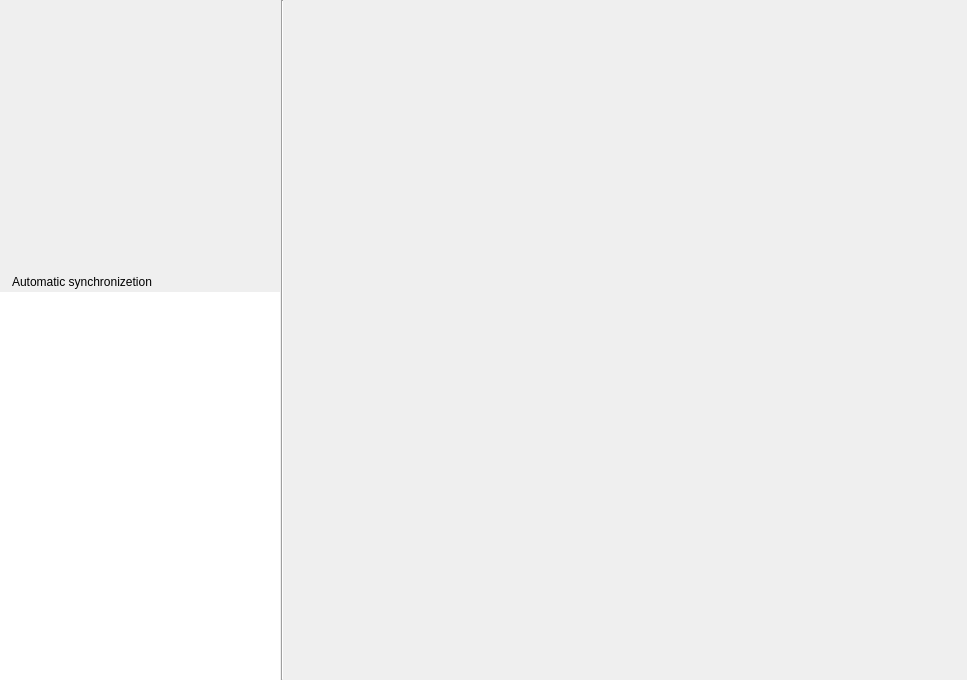
Old version of the form plugins/timedate/src/kiran-timedate-widget.ui in the repository openeuler-mirror/kiran-control-panel.
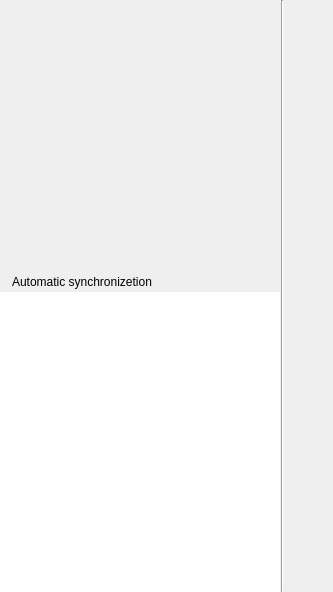
New version of the form. Custom widgets are drawn as their Qt base class.

Diff of the .ui file:
```diff
--- a/plugins/timedate/src/kiran-timedate-widget.ui
+++ b/plugins/timedate/src/kiran-timedate-widget.ui
@@ -2,14 +2,6 @@
 <ui version="4.0">
  <class>KiranTimeDateWidget</class>
  <widget class="QWidget" name="KiranTimeDateWidget">
-  <property name="geometry">
-   <rect>
-    <x>0</x>
-    <y>0</y>
-    <width>967</width>
-    <height>680</height>
-   </rect>
-  </property>
   <property name="windowTitle">
    <string>KiranTimeDateWidget</string>
   </property>
```
